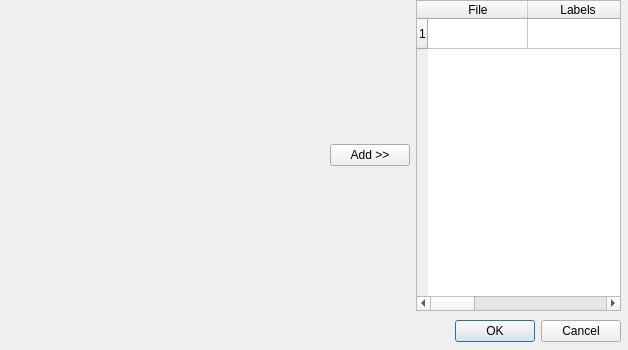
Above: gui/dlgProject.ui from ilastik/ilastik-0.5 before the change. Below: the same form after it.
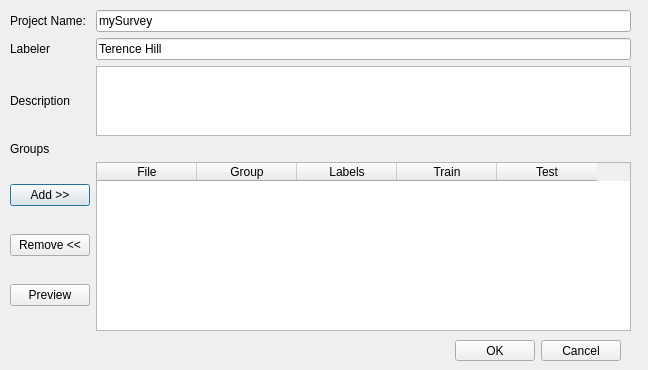
That is the form after the change.

Commit message: Changes in dlgProject.ui Added initial Classes for DataItemBase, Project, ProjectDlg Impoved the Dlg quality

Patch:
```diff
--- a/gui/dlgProject.ui
+++ b/gui/dlgProject.ui
@@ -5,8 +5,8 @@
    <rect>
     <x>0</x>
     <y>0</y>
-    <width>628</width>
-    <height>350</height>
+    <width>648</width>
+    <height>370</height>
    </rect>
   </property>
   <property name="windowTitle" >
@@ -16,9 +16,9 @@
    <property name="geometry" >
     <rect>
      <x>450</x>
-     <y>320</y>
+     <y>340</y>
      <width>171</width>
-     <height>23</height>
+     <height>21</height>
     </rect>
    </property>
    <property name="standardButtons" >
@@ -28,21 +28,117 @@
   <widget class="QWidget" name="gridLayoutWidget" >
    <property name="geometry" >
     <rect>
-     <x>330</x>
-     <y>0</y>
-     <width>291</width>
-     <height>311</height>
+     <x>10</x>
+     <y>10</y>
+     <width>621</width>
+     <height>321</height>
     </rect>
    </property>
    <layout class="QGridLayout" name="gridLayout_2" >
-    <item row="1" column="1" >
+    <item row="0" column="0" >
+     <widget class="QLabel" name="label" >
+      <property name="text" >
+       <string>Project Name:</string>
+      </property>
+     </widget>
+    </item>
+    <item row="0" column="2" >
+     <widget class="QLineEdit" name="projectName" >
+      <property name="text" >
+       <string>mySurvey</string>
+      </property>
+     </widget>
+    </item>
+    <item row="1" column="0" >
+     <widget class="QLabel" name="label_2" >
+      <property name="text" >
+       <string>Labeler</string>
+      </property>
+     </widget>
+    </item>
+    <item row="1" column="2" >
+     <widget class="QLineEdit" name="labeler" >
+      <property name="text" >
+       <string>Terence Hill</string>
+      </property>
+     </widget>
+    </item>
+    <item row="2" column="0" >
+     <widget class="QLabel" name="label_3" >
+      <property name="text" >
+       <string>Description</string>
+      </property>
+     </widget>
+    </item>
+    <item row="2" column="2" >
+     <widget class="QTextEdit" name="description" >
+      <property name="maximumSize" >
+       <size>
+        <width>16777215</width>
+        <height>75</height>
+       </size>
+      </property>
+     </widget>
+    </item>
+    <item row="4" column="0" >
+     <widget class="QLabel" name="label_4" >
+      <property name="text" >
+       <string>Groups</string>
+      </property>
+     </widget>
+    </item>
+    <item row="5" column="0" >
+     <layout class="QVBoxLayout" name="verticalLayout" >
+      <item>
+       <widget class="QPushButton" name="addFile" >
+        <property name="text" >
+         <string>Add >></string>
+        </property>
+        <property name="default" >
+         <bool>true</bool>
+        </property>
+        <property name="flat" >
+         <bool>false</bool>
+        </property>
+       </widget>
+      </item>
+      <item>
+       <widget class="QPushButton" name="pushButton_2" >
+        <property name="text" >
+         <string>Remove &lt;&lt;</string>
+        </property>
+       </widget>
+      </item>
+      <item>
+       <widget class="QPushButton" name="pushButton_3" >
+        <property name="text" >
+         <string>Preview</string>
+        </property>
+       </widget>
+      </item>
+     </layout>
+    </item>
+    <item row="5" column="2" >
      <widget class="QTableWidget" name="tableWidget" >
-      <row/>
+      <property name="sizePolicy" >
+       <sizepolicy vsizetype="Expanding" hsizetype="MinimumExpanding" >
+        <horstretch>0</horstretch>
+        <verstretch>0</verstretch>
+       </sizepolicy>
+      </property>
+      <property name="styleSheet" >
+       <string notr="true" />
+      </property>
       <column>
        <property name="text" >
         <string>File</string>
        </property>
       </column>
+      <column>
+       <property name="text" >
+        <string>Group</string>
+       </property>
+      </column>
       <column>
        <property name="text" >
         <string>Labels</string>
@@ -60,13 +156,6 @@
       </column>
      </widget>
     </item>
-    <item row="1" column="0" >
-     <widget class="QPushButton" name="addFile" >
-      <property name="text" >
-       <string>Add >></string>
-      </property>
-     </widget>
-    </item>
    </layout>
   </widget>
  </widget>
```
Left out of the diff: 2 changed lines with no effect on the pictures. The commit also changes 3 other files.
